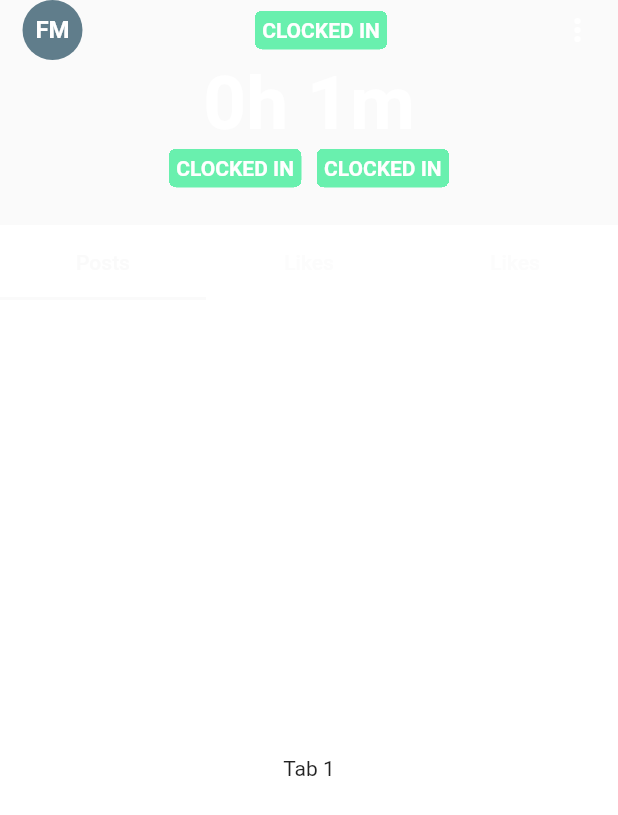
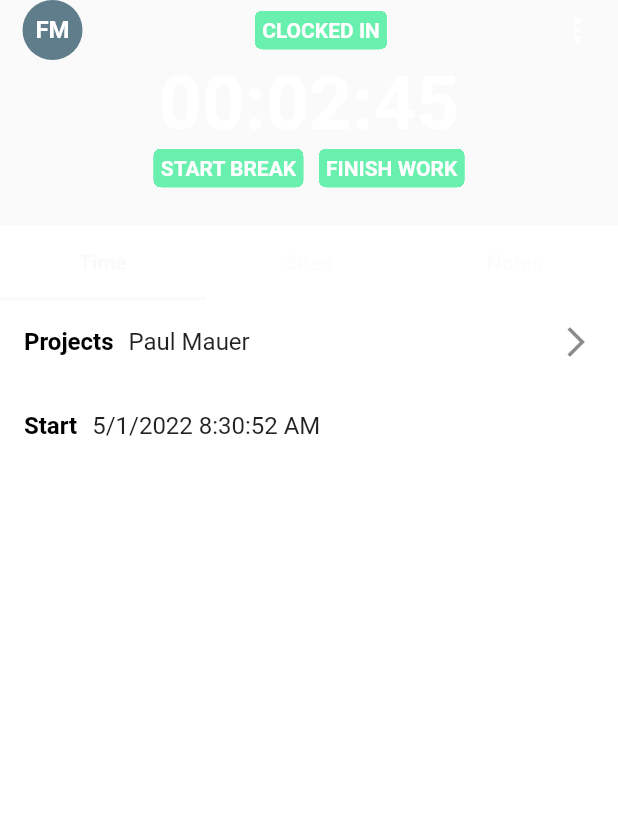
Before and after one commit to Muhib370621/TimeTracker, a Flutter app: the HomeScreen screen opened directly, on a phone screen of 412 x 824 dp. Shown: the top 815 px of the screen. Run offline on Flutter 3.47's test engine with Material 2 defaults, Android fonts, the phone set to English and light mode, and no system bars; our stand-ins replace connectivity_plus, device_preview, dio, get, get_it, otp_text_field and 2 more; accounts and stored records are empty.

Commit message:
Added mock data to home screen

```diff
--- a/assets/json/project_mock.json
+++ b/assets/json/project_mock.json
@@ -31,7 +31,7 @@
         {
           "taskId": 1,
           "taskDescription": "task desc",
-          "startDateTime": "5/1/2022 9:30:52 AM",
+          "startDateTime": "6/1/2022 9:30:52 AM",
           "endDateTime": "5/1/2022 11:30:52 AM",
           "totalTime": 2,
           "note": "Mount missing panels",
@@ -90,7 +90,7 @@
       "projectId": "GUID2",
       "name": "Herman van Wen",
       "address": "Mainstreet 4, Beacon, NY 12508",
-      "startDateTime": "5/1/2022 8:30:52 AM",
+      "startDateTime": "6/1/2022 8:30:52 AM",
       "endDateTime": "5/1/2022 4:30:00 PM",
       "notes": [
         {
@@ -112,7 +112,7 @@
           "img_link2": ""
         }
       ],
-      "totalTime": 165,
+      "totalTime": 265,
       "tasks": [
         {
           "taskId": 1,
--- a/lib/constants/app_urls.dart
+++ b/lib/constants/app_urls.dart
@@ -8,5 +8,7 @@ class AppUrls {
   static const String secret = "fb145ab0a20149828a07c06902482dec8b8661b3e43ad90f03902dcc52c5f14a";
 
   static const String _companyURL = "https://$_accountID.suitetalk.api.netsuite.com";
-  static String path = "$_companyURL/services/rest";
+  static const String path = "$_companyURL/services/rest";
+  static String roles = "https://rest.netsuite.com/rest/roles";
+  static String issueToken = "https://$_accountID.restlets.api.netsuite.com/rest/issuetoken?consumerKey=${AppUrls.consumerKey}&name=<optional name>";
 }
--- a/lib/screens/home/home_screen.dart
+++ b/lib/screens/home/home_screen.dart
@@ -4,6 +4,8 @@ import 'package:blu_time/constants/app_styles.dart';
 import 'package:blu_time/models/project.dart';
 import 'package:blu_time/view_models/clock_view_model.dart';
 import 'package:flutter/material.dart';
+import 'package:provider/provider.dart';
+import 'package:stacked/stacked.dart';
 
 class HomeScreen extends StatefulWidget {
   const HomeScreen({Key? key}) : super(key: key);
@@ -13,49 +15,25 @@ class HomeScreen extends StatefulWidget {
 }
 
 class _HomeScreenState extends State<HomeScreen> {
-  double get randHeight => Random().nextInt(100).toDouble();
 
-
-  List<Widget>? _randomChildren = [];
-
-  // Children with random heights - You can build your widgets of unknown heights here
-  // I'm just passing the context in case if any widgets built here needs  access to context based data like Theme or MediaQuery
-  List<Widget> _randomHeightWidgets(BuildContext context) {
-    _randomChildren ??= List.generate(3, (index) {
-      final height = randHeight.clamp(
-        50.0,
-        MediaQuery.of(context)
-            .size
-            .width, // simply using MediaQuery to demonstrate usage of context
-      );
-      return Container(
-        color: Colors.primaries[index],
-        height: height,
-        child: Text('Random Height Child ${index + 1}'),
-      );
-    });
-
-    return _randomChildren ?? [];
-  }
 
   @override
   void initState() {
     // TODO: implement initState
-     loadProjects();
     super.initState();
-  }
-
-  loadProjects() async {
-
-    //ProjectResponse projects = await ClockViewModel().getProjects<ProjectResponse>();
-  //debugPrint(projects.length.toString());
   }
 
   @override
   Widget build(BuildContext context) {
     return Scaffold(
       backgroundColor: Colors.white,
-      body: DefaultTabController(
+      body: ViewModelBuilder<ClockViewModel>.nonReactive(
+          viewModelBuilder: () => ClockViewModel(),
+          onModelReady: (ClockViewModel model) => model.getLocalProjects(),
+          builder: (context, viewModel, child) {
+            return Selector<ClockViewModel, Project?>(
+                selector: (context, model) => model.currentProject,
+                builder: (context, project, child) => DefaultTabController(
                       length: 3,
                       child: NestedScrollView(
                         headerSliverBuilder: (context, value) {
@@ -65,13 +43,16 @@ class _HomeScreenState extends State<HomeScreen> {
                               floating: true,
                               pinned: true,
                               bottom: TabBar(
-                  labelColor: Theme.of(context).scaffoldBackgroundColor,
-                  indicatorColor: Theme.of(context).scaffoldBackgroundColor,
+                                labelColor:
+                                    Theme.of(context).scaffoldBackgroundColor,
+                                indicatorColor:
+                                    Theme.of(context).scaffoldBackgroundColor,
                                 tabs: const [
-                    Tab(text: "Posts",
+                                  Tab(
+                                    text: "Time",
                                   ),
-                    Tab(text: "Likes"),
-                    Tab(text: "Likes"),
+                                  Tab(text: "Sites"),
+                                  Tab(text: "Notes"),
                                 ],
                               ),
                               expandedHeight: 200,
@@ -81,57 +62,102 @@ class _HomeScreenState extends State<HomeScreen> {
                                   padding: const EdgeInsets.only(bottom: 50.0),
                                   child: Container(
                                     height: 100,
-                      color: Theme.of(context).scaffoldBackgroundColor,
-                      child:  SafeArea(
+                                    color: Theme.of(context)
+                                        .scaffoldBackgroundColor,
+                                    child: SafeArea(
                                       child: Padding(
-                          padding: const EdgeInsets.symmetric(horizontal: 15.0),
+                                        padding: const EdgeInsets.symmetric(
+                                            horizontal: 15.0),
                                         child: Column(
-                            crossAxisAlignment: CrossAxisAlignment.center,
+                                          crossAxisAlignment:
+                                              CrossAxisAlignment.center,
                                           children: [
                                             Row(
-                                mainAxisAlignment: MainAxisAlignment.spaceBetween,
+                                              mainAxisAlignment:
+                                                  MainAxisAlignment
+                                                      .spaceBetween,
                                               children: [
                                                 CircleAvatar(
-                                    backgroundColor:Colors.blueGrey,
+                                                  backgroundColor:
+                                                      Colors.blueGrey,
                                                   child: Container(
-                                      padding: const EdgeInsets.all(5.0),
-                                      child: const Text("FM",style: AppTextStyles.bold,),
+                                                    padding:
+                                                        const EdgeInsets.all(
+                                                            5.0),
+                                                    child: const Text(
+                                                      "FM",
+                                                      style: AppTextStyles.bold,
+                                                    ),
                                                   ),
                                                 ),
                                                 ClipRRect(
-                                    borderRadius: BorderRadius.circular(5),
+                                                  borderRadius:
+                                                      BorderRadius.circular(5),
                                                   clipBehavior: Clip.hardEdge,
                                                   child: Container(
                                                     color: Colors.greenAccent,
-                                      padding: const EdgeInsets.all(5),
-                                      child: Text('CLOCKED IN',style: AppTextStyles.bold.copyWith(color: Colors.white),),
+                                                    padding:
+                                                        const EdgeInsets.all(5),
+                                                    child: Text(
+                                                      'CLOCKED IN',
+                                                      style: AppTextStyles.bold
+                                                          .copyWith(
+                                                              color:
+                                                                  Colors.white),
                                                     ),
                                                   ),
-                                  Icon(Icons.more_vert,color: Colors.white,)
+                                                ),
+                                                Icon(
+                                                  Icons.more_vert,
+                                                  color: Colors.white,
+                                                )
                                               ],
                                             ),
-                              Text("0h 1m",style: AppTextStyles.bold.copyWith(fontSize: 50),),
+                                            Text(
+                                              viewModel.calculateElapsedTime(),
+                                              style: AppTextStyles.bold
+                                                  .copyWith(fontSize: 50),
+                                            ),
                                             Row(
-                                crossAxisAlignment: CrossAxisAlignment.center,
+                                              crossAxisAlignment:
+                                                  CrossAxisAlignment.center,
                                               children: [
                                                 Spacer(),
                                                 ClipRRect(
-                                    borderRadius: BorderRadius.circular(5),
+                                                  borderRadius:
+                                                      BorderRadius.circular(5),
                                                   clipBehavior: Clip.hardEdge,
                                                   child: Container(
                                                     color: Colors.greenAccent,
-                                      padding: const EdgeInsets.all(5),
-                                      child: Text('CLOCKED IN',style: AppTextStyles.bold.copyWith(color: Colors.white),),
+                                                    padding:
+                                                        const EdgeInsets.all(5),
+                                                    child: Text(
+                                                      'START BREAK',
+                                                      style: AppTextStyles.bold
+                                                          .copyWith(
+                                                              color:
+                                                                  Colors.white),
                                                     ),
                                                   ),
-                                  SizedBox(width: 10,),
+                                                ),
+                                                SizedBox(
+                                                  width: 10,
+                                                ),
                                                 ClipRRect(
-                                    borderRadius: BorderRadius.circular(5),
+                                                  borderRadius:
+                                                      BorderRadius.circular(5),
                                                   clipBehavior: Clip.hardEdge,
                                                   child: Container(
                                                     color: Colors.greenAccent,
-                                      padding: const EdgeInsets.all(5),
-                                      child: Text('CLOCKED IN',style: AppTextStyles.bold.copyWith(color: Colors.white),),
+                                                    padding:
+                                                        const EdgeInsets.all(5),
+                                                    child: Text(
+                                                      'FINISH WORK',
+                                                      style: AppTextStyles.bold
+                                                          .copyWith(
+                                                              color:
+                                                                  Colors.white),
+                                                    ),
                                                   ),
                                                 ),
                                                 Spacer(),
@@ -147,15 +173,55 @@ class _HomeScreenState extends State<HomeScreen> {
                             ),
                           ];
                         },
-          body: const TabBarView(
+                        body: TabBarView(
                           children: [
-              Center(child: Text("Tab 1")),
+                            TimeScreen(project: project,onTap: (){
+                              viewModel.selectRandomProject();
+                            },),
                             Center(child: Text("Tab 1")),
                             Center(child: Text("Tab 1")),
                           ],
                         ),
                       ),
-      ),
+                    ));
+          }),
     );
   }
 }
+
+class TimeScreen extends StatelessWidget {
+   const TimeScreen({
+    Key? key, required this.project, this.onTap,
+  }) : super(key: key);
+
+  final Project? project;
+  final VoidCallback? onTap;
+
+  @override
+  Widget build(BuildContext context) {
+    return Column(
+      children: [
+        ListTile(
+          title: Row(
+            children: [
+              Text("Projects",style: AppTextStyles.bold.copyWith(color: Colors.black),),
+              SizedBox(width: 10,),
+              Text(project?.name ?? ""),
+            ],
+          ),
+          trailing: Icon(Icons.arrow_forward_ios),
+          onTap: onTap,
+        ),
+        ListTile(
+          title: Row(
+            children: [
+              Text("Start",style: AppTextStyles.bold.copyWith(color: Colors.black),),
+              SizedBox(width: 10,),
+              Text(project?.startDateTime ?? ""),
+            ],
+          ),
+        )
+      ],
+    );
+  }
+}
--- a/lib/utilities/apis/api_client.dart
+++ b/lib/utilities/apis/api_client.dart
@@ -18,8 +18,8 @@ class APIClient {
     dynamic data,
     Map<String, dynamic>? queryParameters,
   }) async {
-    final config = route.getConfig();
-    config?.baseUrl = options.baseUrl;
+    RequestOptions? config = route.getConfig();
+    config?.baseUrl = (config.baseUrl != null) ? config.baseUrl : options.baseUrl;
     config?.data = data;
 
     bool isOnline = await ConnectivityManager.instance.isOnline();
--- a/lib/utilities/apis/api_service.dart
+++ b/lib/utilities/apis/api_service.dart
@@ -7,14 +7,14 @@ import 'package:blu_time/utilities/apis/interceptors/log_interceptor.dart';
 import 'package:dio/dio.dart';
 
 class ApiServices {
-  ApiServices() {
-    getAPIClient();
+  ApiServices({String baseUrl =  AppUrls.path}) {
+    getAPIClient(baseUrl);
   }
   late APIClient client;
 
-  Future<APIClient> getAPIClient() async {
+  Future<APIClient> getAPIClient(String baseUrl) async {
     // if (client == null) {
-    client = APIClient(BaseOptions(baseUrl: AppUrls.path,followRedirects:false));
+    client = APIClient(BaseOptions(baseUrl: baseUrl,followRedirects:false));
     final interceptors = [
       AuthInterceptor(
           client,
--- a/lib/view_models/clock_view_model.dart
+++ b/lib/view_models/clock_view_model.dart
@@ -1,17 +1,62 @@
 import 'dart:convert';
+import 'dart:math';
 import 'package:blu_time/constants/app_assets.dart';
+import 'package:blu_time/helpers/locator.dart';
 import 'package:blu_time/models/project.dart';
 import 'package:blu_time/utilities/apis/api_response.dart';
+import 'package:blu_time/utilities/apis/api_routes.dart';
+import 'package:blu_time/utilities/apis/api_service.dart';
 import 'package:blu_time/utilities/apis/decodable.dart';
 import 'package:blu_time/view_models/base_view_model.dart';
-import 'package:flutter/foundation.dart';
+import 'package:blu_time/view_models/onboarding_view_model.dart';
 import 'package:flutter/services.dart';
+import 'package:intl/intl.dart';
 
 class ClockViewModel extends BaseModel {
-  Future<ResponseWrapper> getProjects<T extends Decodable>() async {
+
+  final _client = locator<ApiServices>().client;
+
+  List<Project> projects = [];
+  Project? currentProject;
+
+  selectRandomProject(){
+
+    currentProject = projects[Random().nextInt(projects.length)];
+    notifyListeners();
+
+  }
+
+  Future<T> fetch<T extends Decodable>() async {
     final String response = await rootBundle.loadString(AppAssets.projectJson);
     final data = await json.decode(response);
     var result = ResponseWrapper.init(create: () => ProjectResponse(), json: (data == null) ? [] : data, error: null);
-    return result;
+    return result.response;
   }
+
+
+  getLocalProjects<T extends Decodable>() async {
+    var projectResponse = (await fetch<ProjectResponse>());
+    projects = projectResponse.projectList ?? [];
+    if (projects.isNotEmpty){
+      currentProject = projects[0];
+    }
+    notifyListeners();
+  }
+
+  Future<EmptyResponse?> getProjects<T extends Decodable>() async {
+    try {
+      final result = await _client.request<EmptyResponse>(
+          route: APIRoute(APIType.suiteql),
+          data: null,
+          create: () => EmptyResponse());
+      return result.response;
+    } on ErrorResponse {
+      rethrow;
+    }
+  }
+
+  String calculateElapsedTime() {
+    return '${(Duration(seconds: currentProject?.totalTime ?? 0))}'.split('.')[0].padLeft(8, '0');
+  }
+
 }
```
Also changed, not shown: lib/screens/onboarding/login_screen.dart (+18 -12 lines), lib/screens/onboarding/verification_screen.dart (+2 -7 lines), lib/utilities/apis/api_routes.dart (+16 -6 lines). Lines whose indentation alone changed are shown as unchanged.
